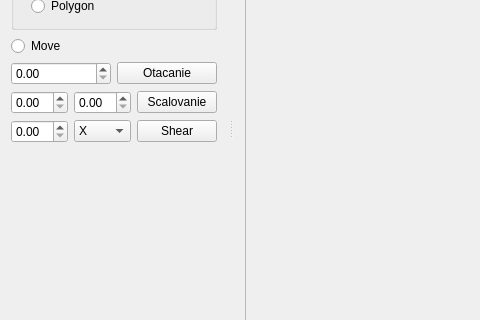
Qt form ImageViewer.ui (mavik3/pg) before a commit; both pictures show x 0 to 480 and y 202 to 522 of the 818 by 646 pixel window.
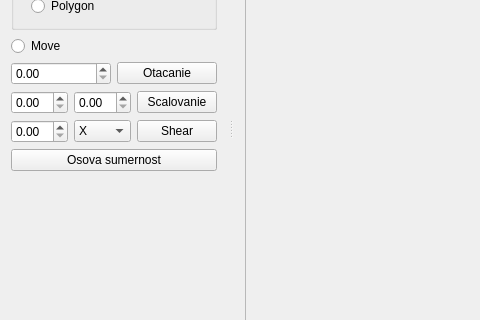
The same form after that commit.

Diff of the .ui file:
```diff
--- a/ImageViewer.ui
+++ b/ImageViewer.ui
@@ -209,6 +209,13 @@
        </item>
       </layout>
      </item>
+     <item>
+      <widget class="QPushButton" name="OsSum">
+       <property name="text">
+        <string>Osova sumernost</string>
+       </property>
+      </widget>
+     </item>
      <item>
       <spacer name="verticalSpacer">
        <property name="orientation">
```
Left out of the diff: 2 changed lines with no effect on the pictures.
